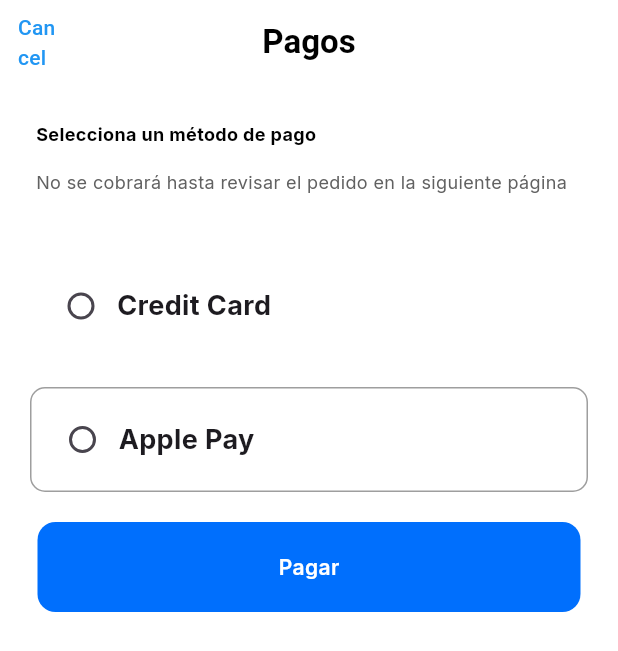
After one commit to Applicaciones-moviles/Frontend, a Flutter app: the PaymentUser screen opened directly, on a phone screen of 412 x 824 dp. The commit adds this screen. Shown: the top 651 px of the screen. Run offline on Flutter 3.47's test engine with Material 3 defaults, Android fonts, the phone set to English and light mode, and no system bars; our stand-ins replace fluentui_icons, google_fonts, table_calendar.

Commit message:
feat(payment_user): added payment user implementation

```diff
--- /dev/null
+++ b/lib/base/screens/payment_user.dart
@@ -0,0 +1,207 @@
+import 'package:carconnect_aplication/base/components/my_button.dart';
+import 'package:carconnect_aplication/base/components/my_textfield.dart';
+import 'package:carconnect_aplication/base/screens/payment_card.dart';
+import 'package:carconnect_aplication/main.dart';
+import 'package:flutter/material.dart';
+import 'package:google_fonts/google_fonts.dart';
+
+class PaymentUser extends StatefulWidget {
+  PaymentUser({super.key});
+
+  @override
+  _PaymentUserState createState() => _PaymentUserState();
+}
+
+class _PaymentUserState extends State<PaymentUser> {
+  String? selectedPaymentUser;
+  bool isTermsAccepted = false; // Variable para los términos
+  int? _selectedPaymentMethod = 0;
+  bool _isBillingAddressSameAsShipping = false;
+  Map<String, String>? cardDetails;
+
+  @override
+  Widget build(BuildContext context) {
+    return Scaffold(
+      backgroundColor: Colors.white,
+      appBar: AppBar(
+        backgroundColor: Colors.white,
+        elevation: 0,
+        leading: TextButton(
+          child: const Text('Cancel', style: TextStyle(color: Colors.blue)),
+          onPressed: () {
+            Navigator.pushAndRemoveUntil(
+              context,
+              MaterialPageRoute(builder: (context) => const MyApp()),
+              (Route<dynamic> route) => false,
+            );
+          },
+        ),
+        title: const Text(
+          'Pagos',
+          style: TextStyle(
+            color: Colors.black,
+            fontWeight: FontWeight.bold,
+          ),
+        ),
+        centerTitle: true,
+      ),
+      body: SafeArea(
+        child: SingleChildScrollView(
+          child: Center(
+            child: Column(
+              children: [
+                const SizedBox(height: 25),
+                Padding(
+                  padding: const EdgeInsets.only(left: 24),
+                  child: Row(
+                    children: [
+                      Text(
+                        'Selecciona un método de pago',
+                        style: GoogleFonts.inter(
+                          color: Colors.black,
+                          fontWeight: FontWeight.bold,
+                          fontSize: 12,
+                        ),
+                      ),
+                    ],
+                  ),
+                ),
+                const SizedBox(height: 15),
+                Padding(
+                  padding: const EdgeInsets.only(left: 24),
+                  child: Row(
+                    children: [
+                      Text(
+                        'No se cobrará hasta revisar el pedido en la siguiente página',
+                        style: GoogleFonts.inter(
+                          color: Colors.grey[700],
+                          fontSize: 12,
+                        ),
+                      ),
+                    ],
+                  ),
+                ),
+                const SizedBox(height: 50),
+
+                // Opciones de métodos de pago
+                Column(
+                  children: [
+                    Row(
+                      mainAxisAlignment: MainAxisAlignment.start,
+                      children: [
+                        const SizedBox(
+                            width: 30), // Añade espacio a la izquierda
+                        Radio<String>(
+                          value: 'Credit Card',
+                          activeColor: Color(0xFF006FFD),
+                          groupValue: selectedPaymentUser,
+                          onChanged: (value) {
+                            setState(() {
+                              selectedPaymentUser = value;
+                            });
+                          },
+                        ),
+                        Text(
+                          'Credit Card',
+                          style: GoogleFonts.inter(
+                            fontWeight: FontWeight.bold,
+                            fontSize: 18,
+                          ),
+                        ),
+                      ],
+                    ),
+                    if (selectedPaymentUser == 'Credit Card') ...[
+                      const SizedBox(height: 10),
+                      Padding(
+                        padding: const EdgeInsets.only(left: 50.0),
+                        child: ListTile(
+                          title: Text(
+                            "+ Agregar nueva tarjeta",
+                            style: TextStyle(color: Colors.blue),
+                          ),
+                          onTap: () async {
+                            final result = await Navigator.push(
+                              context,
+                              MaterialPageRoute(
+                                  builder: (context) => PaymentCard()),
+                            );
+                            if (result != null) {
+                              setState(() {
+                                cardDetails = result;
+                              });
+                            }
+                          },
+                        ),
+                      ),
+                      if (cardDetails != null) ...[
+                        const SizedBox(height: 10),
+                        Padding(
+                          padding: const EdgeInsets.only(left: 50.0),
+                          child: Text(
+                            "Mastercard xxxx xxxx xxxx ${cardDetails!['cardNumber']!.substring(cardDetails!['cardNumber']!.length - 4)}",
+                            style: GoogleFonts.inter(
+                              fontWeight: FontWeight.bold,
+                              fontSize: 16,
+                            ),
+                          ),
+                        ),
+                      ],
+                      const SizedBox(height: 10),
+                      ListTile(
+                        title: Text(
+                            "Mi dirección de facturación es la misma que mi dirección de envío"),
+                        leading: Checkbox(
+                          value: _isBillingAddressSameAsShipping,
+                          onChanged: (bool? value) {
+                            setState(() {
+                              _isBillingAddressSameAsShipping = value!;
+                            });
+                          },
+                        ),
+                      ),
+                    ],
+                    const SizedBox(height: 10),
+                    Container(
+                      margin: const EdgeInsets.all(20.0),
+                      padding: const EdgeInsets.all(10.0),
+                      decoration: BoxDecoration(
+                        border: Border.all(color: Colors.grey),
+                        borderRadius: BorderRadius.circular(10.0),
+                      ),
+                      child: Row(
+                        mainAxisAlignment: MainAxisAlignment.start,
+                        children: [
+                          Radio<String>(
+                            value: 'Apple Pay',
+                            activeColor: Color(0xFF006FFD),
+                            groupValue: selectedPaymentUser,
+                            onChanged: (value) {
+                              setState(() {
+                                selectedPaymentUser = value;
+                              });
+                            },
+                          ),
+                          Text(
+                            'Apple Pay',
+                            style: GoogleFonts.inter(
+                              fontWeight: FontWeight.bold,
+                              fontSize: 18,
+                            ),
+                          ),
+                        ],
+                      ),
+                    ),
+                  ],
+                ),
+
+                // Botón de pago
+                MyButton(
+                    text: "Pagar", onPressed: isTermsAccepted ? () {} : null)
+              ],
+            ),
+          ),
+        ),
+      ),
+    );
+  }
+}
```
Also changed, not shown: lib/base/screens/payment_card.dart (added, +175 -0 lines), lib/main.dart (+2 -7 lines).
